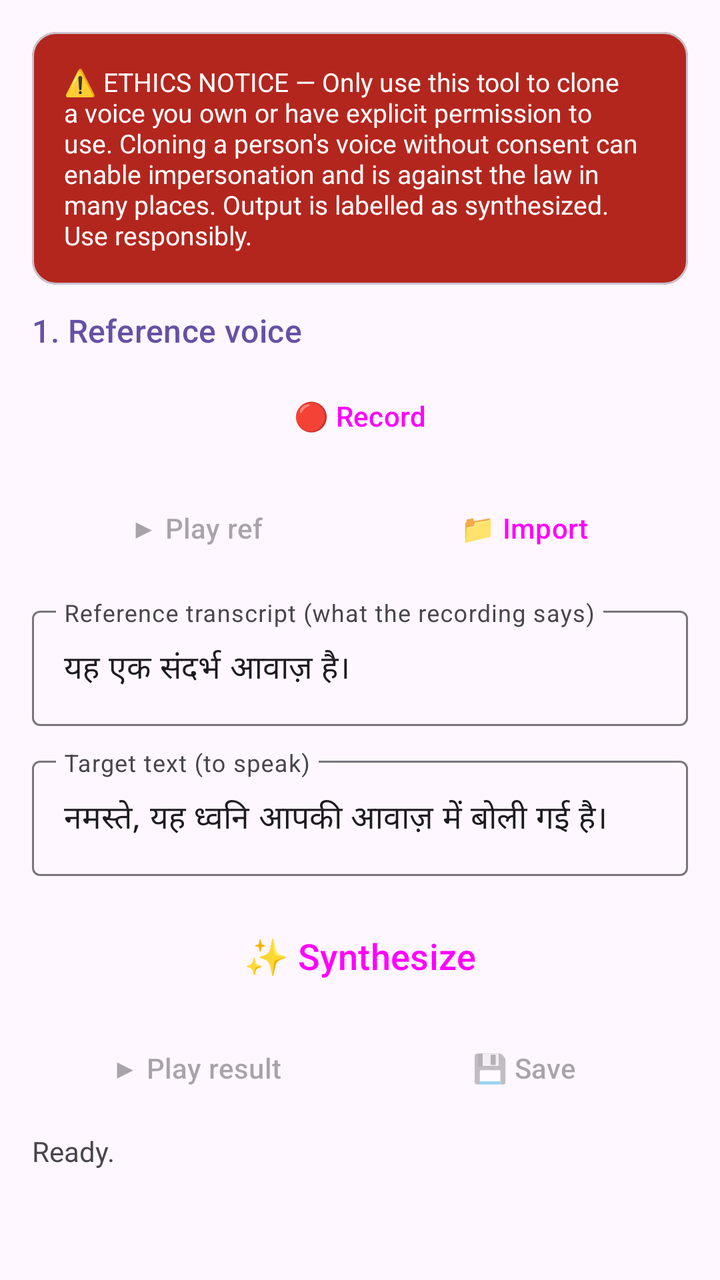
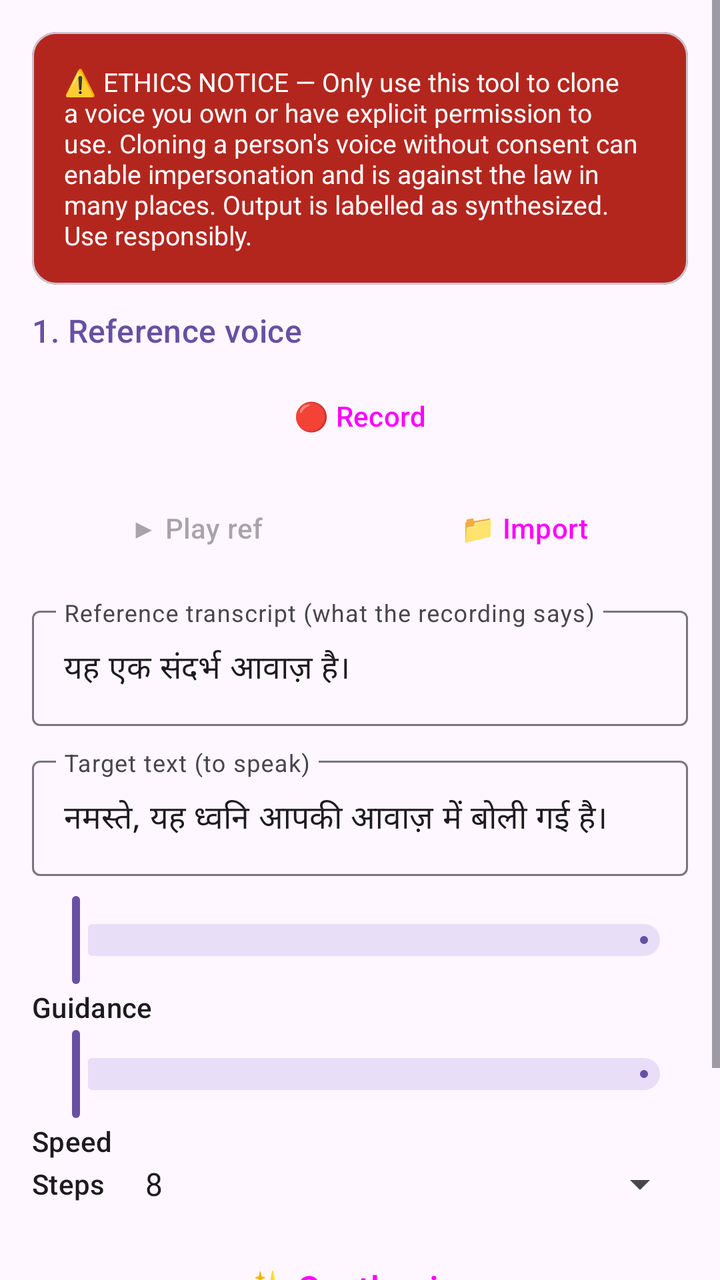

The first picture is an Android layout as it rendered before a commit; the second is the same layout after the commit. The layout source and the unified diff follow.
<!-- AndroidManifest.xml: application theme Theme.DhVaani -->
<!-- res/layout/activity_main.xml -->
<?xml version="1.0" encoding="utf-8"?>
<ScrollView xmlns:android="http://schemas.android.com/apk/res/android"
    xmlns:app="http://schemas.android.com/apk/res-auto"
    android:layout_width="match_parent"
    android:layout_height="match_parent"
    android:fillViewport="true"
    android:background="@color/surface">

    <LinearLayout
        android:layout_width="match_parent"
        android:layout_height="wrap_content"
        android:orientation="vertical"
        android:padding="16dp">

        
        <com.google.android.material.card.MaterialCardView
            android:layout_width="match_parent"
            android:layout_height="wrap_content"
            android:layout_marginBottom="12dp"
            app:cardBackgroundColor="@color/error"
            app:cardCornerRadius="12dp">

            <TextView
                android:id="@+id/consentNotice"
                android:layout_width="match_parent"
                android:layout_height="wrap_content"
                android:padding="16dp"
                android:textColor="#FFFFFF"
                android:text="@string/consent_notice"
                android:textSize="13sp"
                android:textIsSelectable="true" />
        </com.google.android.material.card.MaterialCardView>

        
        <TextView
            android:layout_width="wrap_content"
            android:layout_height="wrap_content"
            android:text="@string/section_reference"
            android:textAppearance="@style/TextAppearance.Material3.TitleMedium"
            android:textColor="@color/primary"
            android:layout_marginBottom="8dp" />

        <LinearLayout
            android:layout_width="match_parent"
            android:layout_height="wrap_content"
            android:orientation="horizontal">

            <Button
                android:id="@+id/btnRecord"
                style="@style/Widget.Material3.Button.TonalButton"
                android:layout_width="0dp"
                android:layout_height="wrap_content"
                android:layout_weight="1"
                android:text="@string/btn_record" />
        </LinearLayout>

        <LinearLayout
            android:layout_width="match_parent"
            android:layout_height="wrap_content"
            android:orientation="horizontal"
            android:layout_marginTop="8dp">

            <Button
                android:id="@+id/btnPlayRef"
                style="@style/Widget.Material3.Button.OutlinedButton"
                android:layout_width="0dp"
                android:layout_height="wrap_content"
                android:layout_weight="1"
                android:text="@string/btn_play_ref"
                android:enabled="false" />

            <Button
                android:id="@+id/btnImport"
                style="@style/Widget.Material3.Button.OutlinedButton"
                android:layout_width="0dp"
                android:layout_height="wrap_content"
                android:layout_weight="1"
                android:text="@string/btn_import" />
        </LinearLayout>

        <com.google.android.material.textfield.TextInputLayout
            android:layout_width="match_parent"
            android:layout_height="wrap_content"
            android:layout_marginTop="12dp"
            android:hint="@string/label_ref_transcript"
            app:boxBackgroundMode="outline">

            <com.google.android.material.textfield.TextInputEditText
                android:id="@+id/refTranscript"
                android:layout_width="match_parent"
                android:layout_height="wrap_content"
                android:inputType="textMultiLine"
                android:maxLines="2"
                android:text="@string/default_ref_transcript" />
        </com.google.android.material.textfield.TextInputLayout>

        
        <com.google.android.material.textfield.TextInputLayout
            android:layout_width="match_parent"
            android:layout_height="wrap_content"
            android:layout_marginTop="12dp"
            android:hint="@string/label_target_text"
            app:boxBackgroundMode="outline">

            <com.google.android.material.textfield.TextInputEditText
                android:id="@+id/targetText"
                android:layout_width="match_parent"
                android:layout_height="wrap_content"
                android:inputType="textMultiLine"
                android:maxLines="4"
                android:text="@string/default_target_text" />
        </com.google.android.material.textfield.TextInputLayout>

        
        <Button
            android:id="@+id/btnSynthesize"
            style="@style/Widget.Material3.Button"
            android:layout_width="match_parent"
            android:layout_height="wrap_content"
            android:layout_marginTop="16dp"
            android:text="@string/btn_synthesize"
            android:textSize="18sp" />

        
        <LinearLayout
            android:layout_width="match_parent"
            android:layout_height="wrap_content"
            android:orientation="horizontal"
            android:layout_marginTop="8dp">

            <Button
                android:id="@+id/btnPlayResult"
                style="@style/Widget.Material3.Button.TonalButton"
                android:layout_width="0dp"
                android:layout_height="wrap_content"
                android:layout_weight="1"
                android:text="@string/btn_play_result"
                android:enabled="false" />

            <Button
                android:id="@+id/btnSave"
                style="@style/Widget.Material3.Button.OutlinedButton"
                android:layout_width="0dp"
                android:layout_height="wrap_content"
                android:layout_weight="1"
                android:text="@string/btn_save"
                android:enabled="false" />
        </LinearLayout>

        
        <Button
            android:id="@+id/btnDownloadModels"
            style="@style/Widget.Material3.Button"
            android:layout_width="match_parent"
            android:layout_height="wrap_content"
            android:layout_marginTop="12dp"
            android:visibility="gone"
            android:text="@string/btn_download_models" />

        
        <com.google.android.material.progressindicator.LinearProgressIndicator
            android:id="@+id/progress"
            android:layout_width="match_parent"
            android:layout_height="wrap_content"
            android:layout_marginTop="16dp"
            android:max="100"
            android:visibility="gone" />

        <TextView
            android:id="@+id/statusLine"
            android:layout_width="match_parent"
            android:layout_height="wrap_content"
            android:layout_marginTop="8dp"
            android:text="@string/status_ready"
            android:textSize="14sp"
            android:textColor="@color/onSurfaceVariant" />

    </LinearLayout>
</ScrollView>
<!-- resources referenced by this layout -->
<resources>
  <color name="error">#B3261E</color>
  <color name="onSurfaceVariant">#49454F</color>
  <color name="primary">#6750A4</color>
  <color name="surface">#FEF7FF</color>
  <string name="btn_download_models">📥 Download models (first launch)</string>
  <string name="btn_import">📁 Import</string>
  <string name="btn_play_ref">▶ Play ref</string>
  <string name="btn_play_result">▶ Play result</string>
  <string name="btn_record">🔴 Record</string>
  <string name="btn_save">💾 Save</string>
  <string name="btn_synthesize">✨ Synthesize</string>
  <string name="consent_notice">⚠️ ETHICS NOTICE — Only use this tool to clone a voice you own or have explicit permission to use. Cloning a person\'s voice without consent can enable impersonation and is against the law in many places. Output is labelled as synthesized. Use responsibly.</string>
  <string name="default_ref_transcript">यह एक संदर्भ आवाज़ है।</string>
  <string name="default_target_text">नमस्ते, यह ध्वनि आपकी आवाज़ में बोली गई है।</string>
  <string name="label_ref_transcript">Reference transcript (what the recording says)</string>
  <string name="label_target_text">Target text (to speak)</string>
  <string name="section_reference">1. Reference voice</string>
  <string name="status_ready">Ready.</string>
  <style name="Theme.DhVaani" parent="Theme.Material3.DayNight.NoActionBar">
          <item name="colorPrimary">@color/primary</item>
          <item name="colorOnPrimary">@color/onPrimary</item>
          <item name="colorPrimaryContainer">@color/primaryContainer</item>
          <item name="colorOnPrimaryContainer">@color/onPrimaryContainer</item>
          <item name="colorSecondary">@color/secondary</item>
          <item name="colorOnSecondary">@color/onSecondary</item>
          <item name="colorSecondaryContainer">@color/secondaryContainer</item>
          <item name="colorOnSecondaryContainer">@color/onSecondaryContainer</item>
          <item name="colorSurface">@color/surface</item>
          <item name="colorOnSurface">@color/onSurface</item>
          <item name="colorSurfaceVariant">@color/surfaceVariant</item>
          <item name="colorOnSurfaceVariant">@color/onSurfaceVariant</item>
          <item name="colorOutline">@color/outline</item>
          <item name="colorError">@color/error</item>
          <item name="android:statusBarColor">@color/primaryContainer</item>
          <item name="android:windowLightStatusBar">false</item>
      </style>
  <color name="onPrimary">#FFFFFF</color>
  <color name="primaryContainer">#EADDFF</color>
  <color name="onPrimaryContainer">#21005D</color>
  <color name="secondary">#625B71</color>
  <color name="onSecondary">#FFFFFF</color>
  <color name="secondaryContainer">#E8DEF8</color>
  <color name="onSecondaryContainer">#1D192B</color>
  <color name="onSurface">#1D1B20</color>
  <color name="surfaceVariant">#E7E0EC</color>
  <color name="outline">#79747E</color>
</resources>

<!-- the commit's change to res/layout/activity_main.xml (unified diff, before → after) -->
@@ -112,6 +112,53 @@
         </com.google.android.material.textfield.TextInputLayout>
 
         
+        <com.google.android.material.slider.Slider
+            android:id="@+id/sliderGuidance"
+            android:layout_width="match_parent"
+            android:layout_height="wrap_content"
+            android:layout_marginTop="8dp" />
+
+        <TextView
+            android:id="@+id/labelGuidance"
+            android:layout_width="wrap_content"
+            android:layout_height="wrap_content"
+            android:text="@string/label_guidance"
+            android:textAppearance="@style/TextAppearance.Material3.LabelLarge" />
+
+        <com.google.android.material.slider.Slider
+            android:id="@+id/sliderSpeed"
+            android:layout_width="match_parent"
+            android:layout_height="wrap_content" />
+
+        <TextView
+            android:id="@+id/labelSpeed"
+            android:layout_width="wrap_content"
+            android:layout_height="wrap_content"
+            android:text="@string/label_speed"
+            android:textAppearance="@style/TextAppearance.Material3.LabelLarge" />
+
+        <LinearLayout
+            android:layout_width="match_parent"
+            android:layout_height="wrap_content"
+            android:gravity="center_vertical"
+            android:orientation="horizontal">
+
+            <TextView
+                android:layout_width="wrap_content"
+                android:layout_height="wrap_content"
+                android:text="@string/label_steps"
+                android:textAppearance="@style/TextAppearance.Material3.LabelLarge"
+                android:layout_marginEnd="12dp" />
+
+            <Spinner
+                android:id="@+id/spinnerSteps"
+                android:layout_width="0dp"
+                android:layout_height="wrap_content"
+                android:layout_weight="1"
+                android:entries="@array/steps" />
+        </LinearLayout>
+
+        
         <Button
             android:id="@+id/btnSynthesize"
             style="@style/Widget.Material3.Button"
<!-- resource entries referenced after the edit -->
@@ -1,5 +1,13 @@
 <!-- resources referenced by this layout -->
 <resources>
+  <string-array name="steps">
+          <item>8</item>
+          <item>12</item>
+          <item>16</item>
+          <item>20</item>
+          <item>24</item>
+          <item>32</item>
+      </string-array>
   <color name="error">#B3261E</color>
   <color name="onSurfaceVariant">#49454F</color>
   <color name="primary">#6750A4</color>
@@ -14,7 +22,10 @@
   <string name="consent_notice">⚠️ ETHICS NOTICE — Only use this tool to clone a voice you own or have explicit permission to use. Cloning a person\'s voice without consent can enable impersonation and is against the law in many places. Output is labelled as synthesized. Use responsibly.</string>
   <string name="default_ref_transcript">यह एक संदर्भ आवाज़ है।</string>
   <string name="default_target_text">नमस्ते, यह ध्वनि आपकी आवाज़ में बोली गई है।</string>
+  <string name="label_guidance">Guidance</string>
   <string name="label_ref_transcript">Reference transcript (what the recording says)</string>
+  <string name="label_speed">Speed</string>
+  <string name="label_steps">Steps</string>
   <string name="label_target_text">Target text (to speak)</string>
   <string name="section_reference">1. Reference voice</string>
   <string name="status_ready">Ready.</string>
